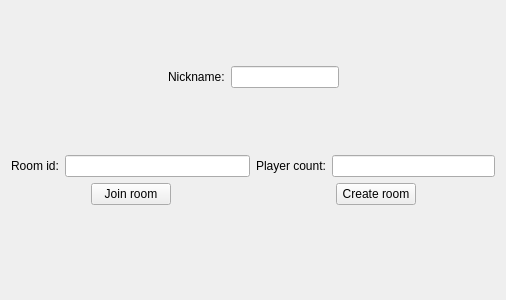
DzyubSpirit/DevMashMafiaQt, file DevMashMafia/views/roomjoinview.ui: the form before one commit.
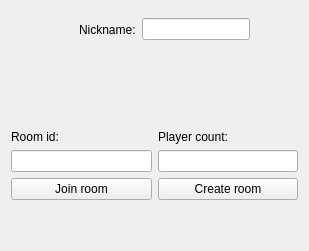
The form after the commit.

Diff of the .ui file:
```diff
--- a/DevMashMafia/views/roomjoinview.ui
+++ b/DevMashMafia/views/roomjoinview.ui
@@ -6,27 +6,14 @@
    <rect>
     <x>0</x>
     <y>0</y>
-    <width>506</width>
-    <height>300</height>
+    <width>309</width>
+    <height>251</height>
    </rect>
   </property>
   <property name="windowTitle">
    <string>Form</string>
   </property>
-  <layout class="QVBoxLayout" name="verticalLayout">
-   <item>
-    <spacer name="verticalSpacer_3">
-     <property name="orientation">
-      <enum>Qt::Vertical</enum>
-     </property>
-     <property name="sizeHint" stdset="0">
-      <size>
-       <width>20</width>
-       <height>40</height>
-      </size>
-     </property>
-    </spacer>
-   </item>
+  <layout class="QVBoxLayout" name="verticalLayout_3">
    <item>
     <layout class="QHBoxLayout" name="horizontalLayout_6">
      <item>
@@ -44,6 +31,19 @@
      </item>
      <item>
       <layout class="QHBoxLayout" name="horizontalLayout_4">
+       <item>
+        <spacer name="verticalSpacer_2">
+         <property name="orientation">
+          <enum>Qt::Vertical</enum>
+         </property>
+         <property name="sizeHint" stdset="0">
+          <size>
+           <width>20</width>
+           <height>61</height>
+          </size>
+         </property>
+        </spacer>
+       </item>
        <item>
         <widget class="QLabel" name="label">
          <property name="text">
@@ -72,14 +72,14 @@
     </layout>
    </item>
    <item>
-    <spacer name="verticalSpacer_2">
+    <spacer name="verticalSpacer_3">
      <property name="orientation">
       <enum>Qt::Vertical</enum>
      </property>
      <property name="sizeHint" stdset="0">
       <size>
        <width>20</width>
-       <height>61</height>
+       <height>100</height>
       </size>
      </property>
     </spacer>
@@ -87,7 +87,7 @@
    <item>
     <layout class="QHBoxLayout" name="horizontalLayout_2">
      <item>
-      <layout class="QHBoxLayout" name="horizontalLayout">
+      <layout class="QVBoxLayout" name="verticalLayout_2">
        <item>
         <widget class="QLabel" name="label_2">
          <property name="text">
@@ -98,10 +98,21 @@
        <item>
         <widget class="QLineEdit" name="lineEdit_2"/>
        </item>
+       <item>
+        <layout class="QHBoxLayout" name="horizontalLayout_7">
+         <item>
+          <widget class="QPushButton" name="pushButton">
+           <property name="text">
+            <string>Join room</string>
+           </property>
+          </widget>
+         </item>
+        </layout>
+       </item>
       </layout>
      </item>
      <item>
-      <layout class="QHBoxLayout" name="horizontalLayout_3">
+      <layout class="QVBoxLayout" name="verticalLayout">
        <item>
         <widget class="QLabel" name="label_3">
          <property name="text">
@@ -112,100 +123,38 @@
        <item>
         <widget class="QLineEdit" name="lineEdit_3"/>
        </item>
+       <item>
+        <layout class="QHBoxLayout" name="horizontalLayout">
+         <item>
+          <widget class="QPushButton" name="pushButton_2">
+           <property name="text">
+            <string>Create room</string>
+           </property>
+          </widget>
+         </item>
+        </layout>
+       </item>
       </layout>
      </item>
     </layout>
    </item>
    <item>
-    <layout class="QHBoxLayout" name="horizontalLayout_8">
+    <layout class="QHBoxLayout" name="horizontalLayout_9">
      <item>
-      <layout class="QHBoxLayout" name="horizontalLayout_7">
-       <item>
-        <spacer name="horizontalSpacer_5">
-         <property name="orientation">
-          <enum>Qt::Horizontal</enum>
-         </property>
-         <property name="sizeHint" stdset="0">
-          <size>
-           <width>40</width>
-           <height>20</height>
-          </size>
-         </property>
-        </spacer>
-       </item>
-       <item>
-        <widget class="QPushButton" name="pushButton">
-         <property name="text">
-          <string>Join room</string>
-         </property>
-        </widget>
-       </item>
-       <item>
-        <spacer name="horizontalSpacer_6">
-         <property name="orientation">
-          <enum>Qt::Horizontal</enum>
-         </property>
-         <property name="sizeHint" stdset="0">
-          <size>
-           <width>40</width>
-           <height>20</height>
-          </size>
-         </property>
-        </spacer>
-       </item>
-      </layout>
+      <widget class="QLabel" name="errorLabel">
+       <property name="text">
+        <string/>
+       </property>
+      </widget>
      </item>
-     <item>
-      <layout class="QHBoxLayout" name="horizontalLayout_5">
-       <item>
-        <spacer name="horizontalSpacer">
-         <property name="orientation">
-          <enum>Qt::Horizontal</enum>
-         </property>
-         <property name="sizeHint" stdset="0">
-          <size>
-           <width>40</width>
-           <height>20</height>
-          </size>
-         </property>
-        </spacer>
-       </item>
-       <item>
-        <widget class="QPushButton" name="pushButton_2">
-         <property name="text">
-          <string>Create room</string>
-         </property>
-        </widget>
-       </item>
-       <item>
-        <spacer name="horizontalSpacer_2">
-         <property name="orientation">
-          <enum>Qt::Horizontal</enum>
-         </property>
-         <property name="sizeHint" stdset="0">
-          <size>
-           <width>40</width>
-           <height>20</height>
-          </size>
-         </property>
-        </spacer>
-       </item>
-      </layout>
-     </item>
     </layout>
    </item>
    <item>
-    <spacer name="verticalSpacer">
-     <property name="orientation">
-      <enum>Qt::Vertical</enum>
+    <widget class="QLabel" name="statusLabelJoin">
+     <property name="text">
+      <string/>
      </property>
-     <property name="sizeHint" stdset="0">
-      <size>
-       <width>20</width>
-       <height>84</height>
-      </size>
-     </property>
-    </spacer>
+    </widget>
    </item>
   </layout>
   <zorder>label</zorder>
```
Left out of the diff: 23 changed lines with no effect on the pictures.
